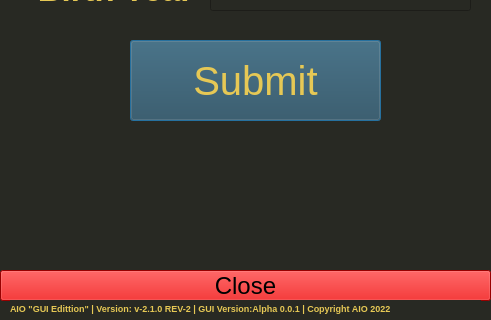
Before: the Qt Designer form AIO Gui/PersonalAgeMenu.ui in AIO-Software-tech/The-All-In-One-Project, drawn with Qt 5; both pictures show x 0 to 491 and y 210 to 530 of the 491 by 530 pixel window.
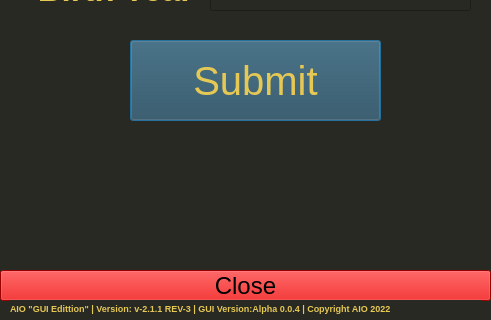
After: the same form once the commit is applied.

Commit message: AIO GUI v-0.0.4 Alpha Rev-2

Diff of the .ui file:
```diff
--- a/AIO Gui/PersonalAgeMenu.ui
+++ b/AIO Gui/PersonalAgeMenu.ui
@@ -102,7 +102,7 @@
     <string notr="true">color: rgb(230, 200, 85);</string>
    </property>
    <property name="text">
-    <string>AIO &quot;GUI Edittion&quot; | Version: v-2.1.0 REV-2 | GUI Version:Alpha 0.0.1 | Copyright AIO 2022</string>
+    <string>AIO &quot;GUI Edittion&quot; | Version: v-2.1.1 REV-3 | GUI Version:Alpha 0.0.4 | Copyright AIO 2022</string>
    </property>
    <property name="wordWrap">
     <bool>true</bool>
```
The commit also changes 39 other files.
